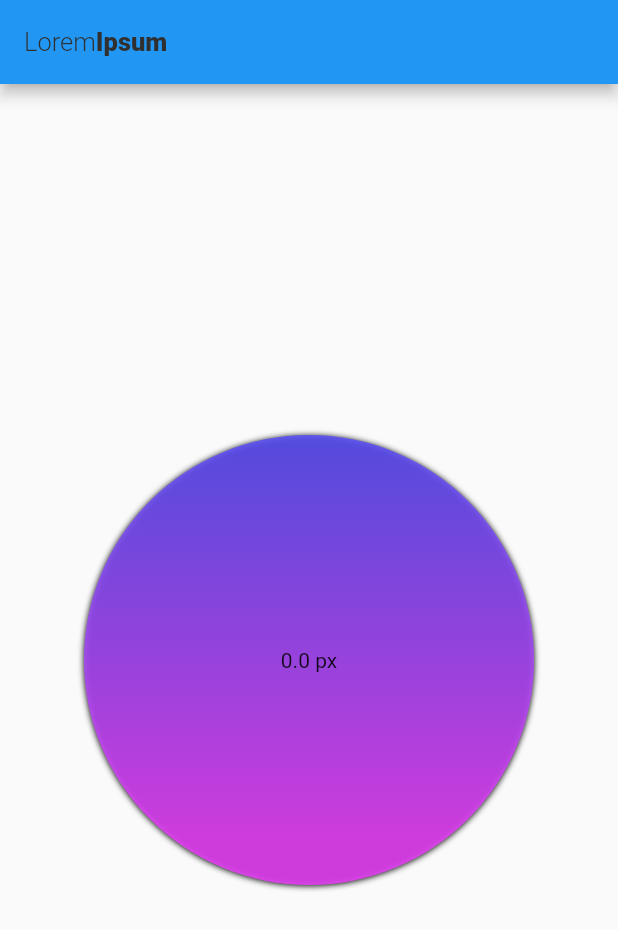
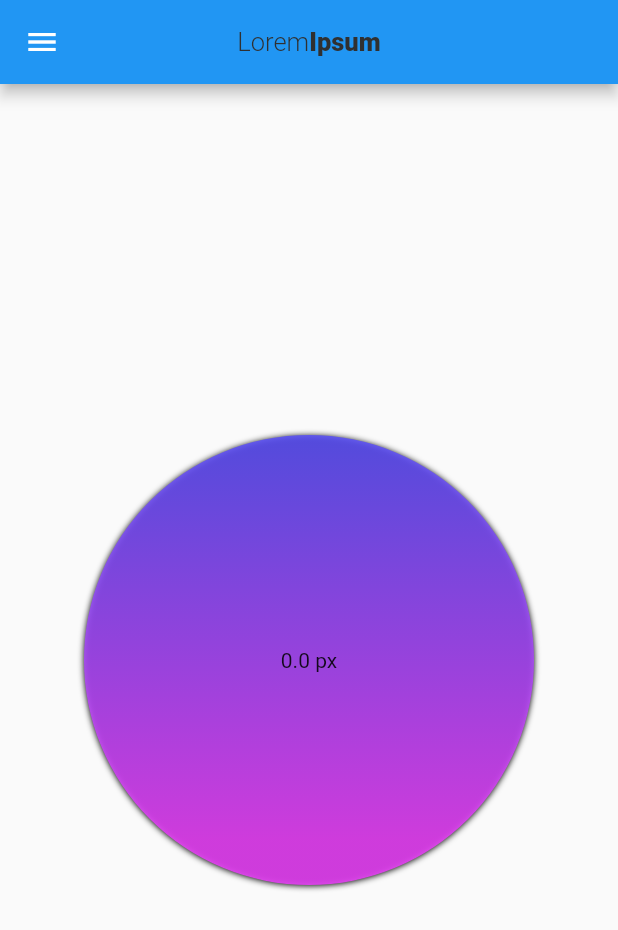
Before and after one commit to charlzzdev/flutter-gesture-app, a Flutter app: the screen it shows after launch, on a phone screen of 412 x 824 dp. Shown: the top 930 px of the screen. Run offline on Flutter 3.47's test engine with Material 2 defaults, Android fonts, the phone set to English and light mode, and no system bars.

Commit message:
add sidenav

```diff
--- /dev/null
+++ b/lib/HorizontalPixels.dart
@@ -0,0 +1,51 @@
+import 'package:flutter/material.dart';
+
+class GetHorizontalPixels extends StatefulWidget{
+      @override
+      _HorizontalPixelState createState() => _HorizontalPixelState();
+}
+
+class _HorizontalPixelState extends State<GetHorizontalPixels>{
+      double horizontalPixels = 0.0;
+      double verticalPixels = 0.0;
+      bool circle = true;
+
+      @override
+      Widget build(BuildContext context){
+            return GestureDetector(
+                  onHorizontalDragUpdate: (update) => setState(() => horizontalPixels = update.globalPosition.dx),
+                  onVerticalDragUpdate: (update) => setState(() => verticalPixels = update.globalPosition.dy),
+                  onDoubleTap: () => setState(() => horizontalPixels = 0),
+                  onLongPress: () => setState(() => circle = !circle),
+                  child: Transform(
+                        child: Container(
+                              child: Center(
+                                    child: Text('$horizontalPixels px'),
+                              ),
+                              decoration: BoxDecoration(
+                                    gradient: LinearGradient(
+                                          begin: Alignment(0.0, -1.0),
+                                          end: Alignment(horizontalPixels * 0.005, 0.6),
+                                          colors: [
+                                                Color.fromRGBO(66, 86, 244, 0.9),
+                                                Color.fromRGBO(229, 66, 244, 0.9),
+                                          ],
+                                    ),
+                                    boxShadow: [
+                                          BoxShadow(
+                                                blurRadius: 3,
+                                                offset: Offset(0, 0.5),
+                                          )
+                                    ],
+                                    shape: circle ? BoxShape.circle : BoxShape.rectangle,
+                                    borderRadius: circle ? null : BorderRadius.all(Radius.circular(verticalPixels * 0.2)),
+                              ),
+                              width: 300,
+                              height: 400,
+                        ),
+                        transform: Matrix4.identity()..rotateZ(-horizontalPixels * 0.005 * 3.14 / 180),
+                        alignment: FractionalOffset.center,
+                  ),
+            );
+      }
+}
--- a/lib/main.dart
+++ b/lib/main.dart
@@ -1,56 +1,8 @@
 import 'package:flutter/material.dart';
+import './SideNav.dart';
+import './HorizontalPixels.dart';
 
 void main() => runApp(GestureApp());
-
-class GetHorizontalPixels extends StatefulWidget{
-      @override
-      _HorizontalPixelState createState() => _HorizontalPixelState();
-}
-
-class _HorizontalPixelState extends State<GetHorizontalPixels>{
-      double horizontalPixels = 0.0;
-      double verticalPixels = 0.0;
-      bool circle = true;
-
-      @override
-      Widget build(BuildContext context){
-            return GestureDetector(
-                  onHorizontalDragUpdate: (update) => setState(() => horizontalPixels = update.globalPosition.dx),
-                  onVerticalDragUpdate: (update) => setState(() => verticalPixels = update.globalPosition.dy),
-                  onDoubleTap: () => setState(() => horizontalPixels = 0),
-                  onLongPress: () => setState(() => circle = !circle),
-                  child: Transform(
-                        child: Container(
-                              child: Center(
-                                    child: Text('$horizontalPixels px'),
-                              ),
-                              decoration: BoxDecoration(
-                                    gradient: LinearGradient(
-                                          begin: Alignment(0.0, -1.0),
-                                          end: Alignment(horizontalPixels * 0.005, 0.6),
-                                          colors: [
-                                                Color.fromRGBO(66, 86, 244, 0.9),
-                                                Color.fromRGBO(229, 66, 244, 0.9),
-                                          ],
-                                    ),
-                                    boxShadow: [
-                                          BoxShadow(
-                                                blurRadius: 3,
-                                                offset: Offset(0, 0.5),
-                                          )
-                                    ],
-                                    shape: circle ? BoxShape.circle : BoxShape.rectangle,
-                                    borderRadius: circle ? null : BorderRadius.all(Radius.circular(verticalPixels * 0.2)),
-                              ),
-                              width: 300,
-                              height: 400,
-                        ),
-                        transform: Matrix4.identity()..rotateZ(-horizontalPixels * 0.005 * 3.14 / 180),
-                        alignment: FractionalOffset.center,
-                  ),
-            );
-      }
-}
 
 class GestureApp extends StatelessWidget{
       @override
@@ -70,11 +22,18 @@ class GestureApp extends StatelessWidget{
                                           style: customTextStyle,
                                           children: [
                                                 TextSpan(text: 'Lorem'),
-                                                TextSpan(text: 'Ipsum', style: TextStyle(fontWeight: FontWeight.w900,)),
+                                                TextSpan(text: 'Ipsum', style: TextStyle(fontWeight: FontWeight.w900)),
                                           ]
                                     ),
                               ),
+                              centerTitle: true,
+                              leading: Builder(builder: (context) => IconButton(
+                                    icon: new Icon(Icons.menu),
+                                    onPressed: () => Scaffold.of(context).openDrawer(),
+                                    tooltip: 'Press to open the menu'
+                              )),
                         ),
+                        drawer: SideNav(),
                         body: Center(
                               child: GetHorizontalPixels(),
                         ),
```
Also changed, not shown: lib/SideNav.dart (added, +58 -0 lines).
